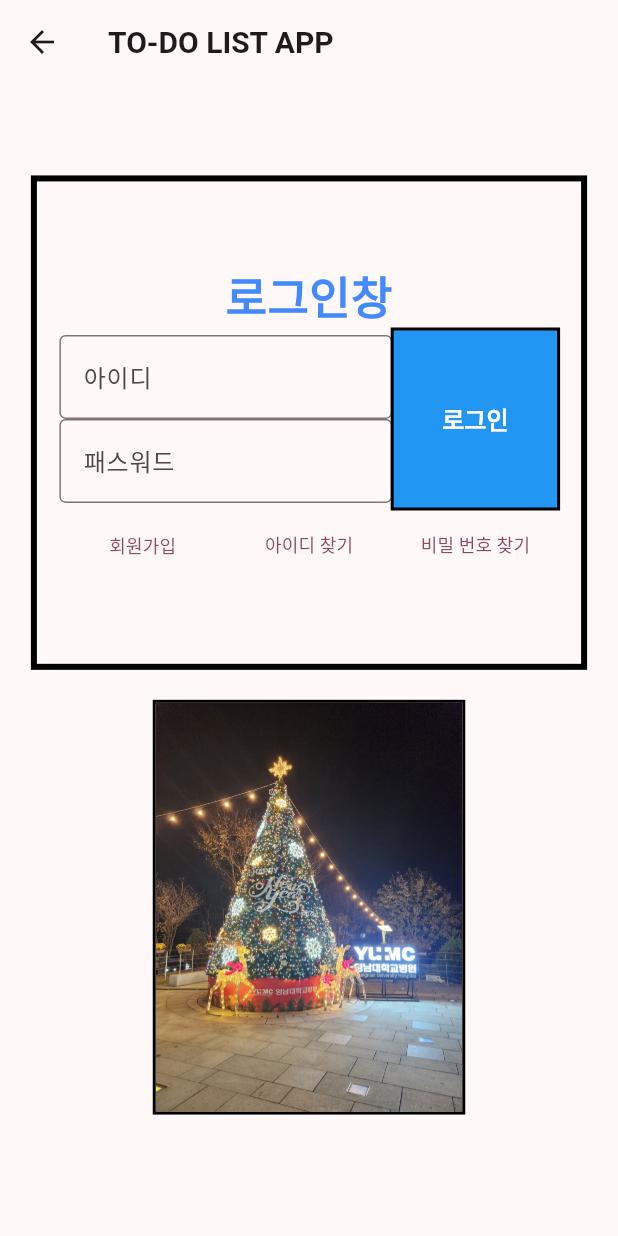
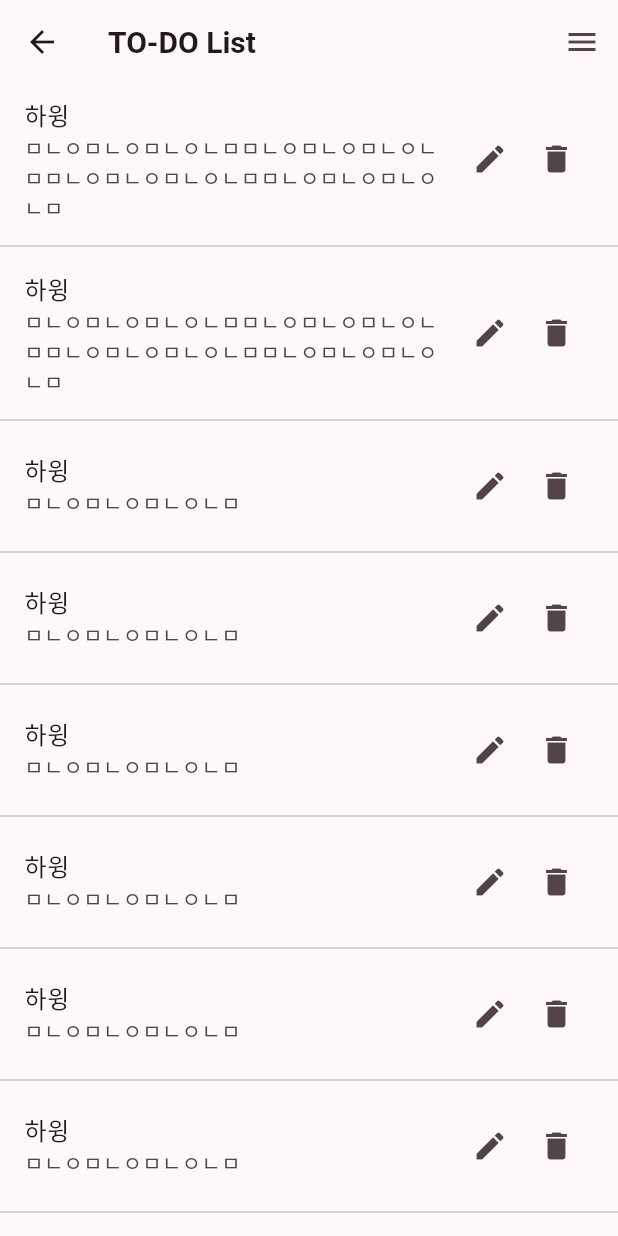
Before and after one commit to ak4700159/todo-list, a Flutter app: the LoginScreen screen opened directly, after a tap on "로그인", on a phone screen of 412 x 824 dp. Run offline on Flutter 3.47's test engine with Material 3 defaults, Android fonts, the phone set to English and light mode, and no system bars; our stand-ins replace fluttertoast, shared_preferences; accounts and stored records are empty.

Commit message:
ver 1.2 ( 자동 로그인 기능 구현, TO-DO LIST 메인화면 구성 중 )

```diff
--- a/lib/sub_screen/login_screen.dart
+++ b/lib/login/login_screen.dart
@@ -1,7 +1,14 @@
 import 'package:flutter/material.dart';
+import 'package:shared_preferences/shared_preferences.dart';
+import 'package:todo_list/main_screen/main_screen.dart';
 
 class LoginScreen extends StatelessWidget {
   const LoginScreen({super.key});
+
+  void login() async {
+    SharedPreferences prefs = await SharedPreferences.getInstance();
+    prefs.setBool('isLogin', true);
+  }
 
   @override
   Widget build(BuildContext context) {
@@ -71,7 +78,13 @@ class LoginScreen extends StatelessWidget {
         Expanded(
           flex: 2,
           child: TextButton(
-            onPressed: () {},
+            onPressed: () {
+              login();
+              Navigator.push(
+                  context,
+                  MaterialPageRoute(builder: (context) => const MainScreen()),
+              );
+            },
             style: const ButtonStyle(
               shape: MaterialStatePropertyAll<ContinuousRectangleBorder?>(
                 ContinuousRectangleBorder(
--- /dev/null
+++ b/lib/main_screen/main_screen.dart
@@ -0,0 +1,149 @@
+import 'package:flutter/cupertino.dart';
+import 'package:flutter/material.dart';
+import 'package:flutter/services.dart';
+import 'package:shared_preferences/shared_preferences.dart';
+import 'package:todo_list/login/login_screen.dart';
+
+import '../model/todo.dart';
+
+class MainScreen extends StatefulWidget {
+  const MainScreen({super.key});
+
+  @override
+  State<MainScreen> createState() => _MainScreenState();
+}
+
+class _MainScreenState extends State<MainScreen> {
+  bool isReady = false;
+  late List<Todo> todos;
+
+  void logout() async {
+    SharedPreferences prefs = await SharedPreferences.getInstance();
+    prefs.setBool('isLogin', false);
+  }
+
+  @override
+  void initState() {
+    super.initState();
+    todos = TodoDefault().getTodos();
+    setState(() {
+      isReady = true;
+    });
+  }
+
+  @override
+  Widget build(BuildContext context) {
+    return WillPopScope(
+      onWillPop: () {
+        showDialog(
+          context: context,
+          builder: (BuildContext buildContext) {
+            return AlertDialog(
+              content: const SizedBox(
+                width: 100,
+                height: 30,
+                child: Center(
+                  child: Text(
+                    '나가시겠습니까?',
+                    style: TextStyle(
+                      fontSize: 18,
+                      fontWeight: FontWeight.bold,
+                    ),
+                  ),
+                ),
+              ),
+              actions: [
+                TextButton(
+                  onPressed: () {
+                    Navigator.push(
+                      context,
+                      MaterialPageRoute(
+                          builder: (context) => const LoginScreen()),
+                    );
+                  },
+                  child: const Text('로그인창'),
+                ),
+                TextButton(
+                  onPressed: () {
+                    Navigator.pop(context);
+                  },
+                  child: const Text('취소'),
+                ),
+                TextButton(
+                  onPressed: () {
+                    SystemNavigator.pop();
+                  },
+                  child: const Text("종료"),
+                ),
+              ],
+            );
+          },
+        );
+        return Future(() => false);
+      },
+      child: Scaffold(
+        appBar: AppBar(
+          title: const Text(
+            'TO-DO List',
+            style: TextStyle(
+              fontWeight: FontWeight.bold,
+            ),
+          ),
+          actions: [
+            PopupMenuButton(
+              itemBuilder: (BuildContext context) {
+                return [
+                  const PopupMenuItem(child: ListTile(dense: false, leading: Icon(Icons.newspaper) ,title: Text('뉴스'))),
+                  const PopupMenuItem(child: ListTile(leading: Icon(Icons.add) ,title: Text('추가'))),
+                  const PopupMenuItem(child: ListTile(leading: Icon(Icons.logout) ,title: Text('로그아웃'))),
+                ];
+              },
+              icon: const Icon(Icons.menu),
+            ),
+          ],
+        ),
+        body: !isReady
+            ? const Center(
+                child: CircularProgressIndicator(),
+              )
+            : ListView.separated(
+                itemBuilder: (context, index) {
+                  return SingleChildScrollView(
+                    child: ListTile(
+                      title: Text(todos[index].title),
+                      subtitle: Text(todos[index].description),
+                      trailing: SizedBox(
+                        width: MediaQuery.of(context).size.width * 0.19,
+                        //height: MediaQuery.of(context).size.height * 0.2,
+                        child: Row(
+                          mainAxisAlignment: MainAxisAlignment.spaceBetween,
+                          children: [
+                            Container(
+                              padding: const EdgeInsets.all(5.0),
+                              child: InkWell(
+                                onTap: () {},
+                                child: const Icon(Icons.edit),
+                              ),
+                            ),
+                            Container(
+                              padding: const EdgeInsets.all(5.0),
+                              child: InkWell(
+                                onTap: () {},
+                                child: const Icon(Icons.delete),
+                              ),
+                            ),
+                          ],
+                        ),
+                      ),
+                    ),
+                  );
+                },
+                separatorBuilder: (context, index) {
+                  return const Divider();
+                },
+                itemCount: todos.length,
+              ),
+      ),
+    );
+  }
+}
--- /dev/null
+++ b/lib/model/todo.dart
@@ -0,0 +1,67 @@
+class Todo {
+  late int? id;
+  late String title;
+  late String description;
+
+  Todo({this.id, required this.title, required this.description});
+
+  Map<String, dynamic> toMap() {
+    return {
+      'id': id,
+      'titile': title,
+      'description': description,
+    };
+  }
+
+  Todo.fromMap(Map<String, dynamic> map) {
+    id = map['id'];
+    title = map['title'];
+    description = map['description'];
+  }
+}
+
+class TodoDefault {
+  List<Todo> dumy = [
+    Todo(id: 1, title: '하윙', description: 'ㅁㄴㅇㅁㄴㅇㅁㄴㅇㄴㅁㅁㄴㅇㅁㄴㅇㅁㄴㅇㄴㅁㅁㄴㅇㅁㄴㅇㅁㄴㅇㄴㅁㅁㄴㅇㅁㄴㅇㅁㄴㅇㄴㅁ'),
+    Todo(id: 2, title: '하윙', description: 'ㅁㄴㅇㅁㄴㅇㅁㄴㅇㄴㅁㅁㄴㅇㅁㄴㅇㅁㄴㅇㄴㅁㅁㄴㅇㅁㄴㅇㅁㄴㅇㄴㅁㅁㄴㅇㅁㄴㅇㅁㄴㅇㄴㅁ'),
+    Todo(id: 3, title: '하윙', description: 'ㅁㄴㅇㅁㄴㅇㅁㄴㅇㄴㅁ'),
+    Todo(id: 4, title: '하윙', description: 'ㅁㄴㅇㅁㄴㅇㅁㄴㅇㄴㅁ'),
+    Todo(id: 5, title: '하윙', description: 'ㅁㄴㅇㅁㄴㅇㅁㄴㅇㄴㅁ'),
+    Todo(id: 6, title: '하윙', description: 'ㅁㄴㅇㅁㄴㅇㅁㄴㅇㄴㅁ'),
+    Todo(id: 7, title: '하윙', description: 'ㅁㄴㅇㅁㄴㅇㅁㄴㅇㄴㅁ'),
+    Todo(id: 8, title: '하윙', description: 'ㅁㄴㅇㅁㄴㅇㅁㄴㅇㄴㅁ'),
+    Todo(id: 9, title: '하윙', description: 'ㅁㄴㅇㅁㄴㅇㅁㄴㅇㄴㅁ'),
+  ];
+
+  Todo findTodo(int id) {
+    return dumy[id];
+  }
+
+  List<Todo> getTodos() {
+    return dumy;
+  }
+
+  void addTodo(Todo todo) {
+    dumy.add(Todo(
+      id: dumy.length + 1,
+      title: todo.title,
+      description: todo.description,
+    ));
+  }
+
+  void deleteTodo(int id) {
+    for(int i = 0; i < dumy.length; i++){
+      if(dumy[i].id == id){
+        dumy.remove(i);
+      }
+    }
+  }
+
+  void updateTodo(Todo todo){
+    for(int i = 0; i < dumy.length; i++){
+      if(dumy[i].id == todo.id){
+        dumy[i] = todo;
+      }
+    }
+  }
+}
--- a/pubspec.yaml
+++ b/pubspec.yaml
@@ -36,6 +36,7 @@ dependencies:
   # Use with the CupertinoIcons class for iOS style icons.
   cupertino_icons: ^1.0.2
   shared_preferences: ^2.2.2
+  fluttertoast: ^8.2.4
 
 dev_dependencies:
   flutter_test:
```
Also changed, not shown: lib/main_screen/main.dart (+12 -0 lines), lib/sub_screen/splash_screen.dart (+34 -22 lines), lib/login/find_id_screen.dart (added), lib/login/find_passwd_screen.dart (added), lib/login/register_screen.dart (added), pubspec.lock, 1 other file.
